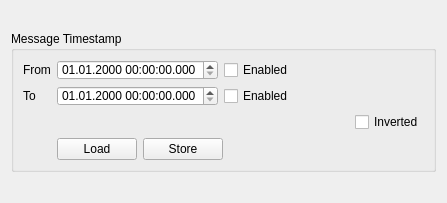
Before: the Qt Designer form R_Visualizer/MessageFilter/MsgTimestampFilter/ui/msgtimestampfilterwidget.ui in NeverKnewTheName/R_Visualizer, drawn with Qt 5.
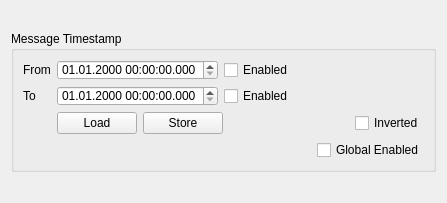
After: the same form once the commit is applied.

Diff of the .ui file:
```diff
--- a/R_Visualizer/MessageFilter/MsgTimestampFilter/ui/msgtimestampfilterwidget.ui
+++ b/R_Visualizer/MessageFilter/MsgTimestampFilter/ui/msgtimestampfilterwidget.ui
@@ -145,7 +145,7 @@
         </item>
        </layout>
       </item>
-      <item row="6" column="1">
+      <item row="9" column="1">
        <layout class="QHBoxLayout" name="horizontalLayout">
         <item>
          <spacer name="horizontalSpacer">
@@ -161,15 +161,15 @@
          </spacer>
         </item>
         <item>
-         <widget class="QCheckBox" name="invertTimestampFilterCheckBox">
+         <widget class="QCheckBox" name="globalEnableTimestampFilterCheckBox">
           <property name="text">
-           <string>Inverted</string>
+           <string>Global Enabled</string>
           </property>
          </widget>
         </item>
        </layout>
       </item>
-      <item row="7" column="1">
+      <item row="8" column="1">
        <layout class="QHBoxLayout" name="horizontalLayout_2">
         <item>
          <widget class="QPushButton" name="filterTimestampLoadBtn">
@@ -198,6 +198,13 @@
           </property>
          </spacer>
         </item>
+        <item>
+         <widget class="QCheckBox" name="invertTimestampFilterCheckBox">
+          <property name="text">
+           <string>Inverted</string>
+          </property>
+         </widget>
+        </item>
        </layout>
       </item>
      </layout>
```
